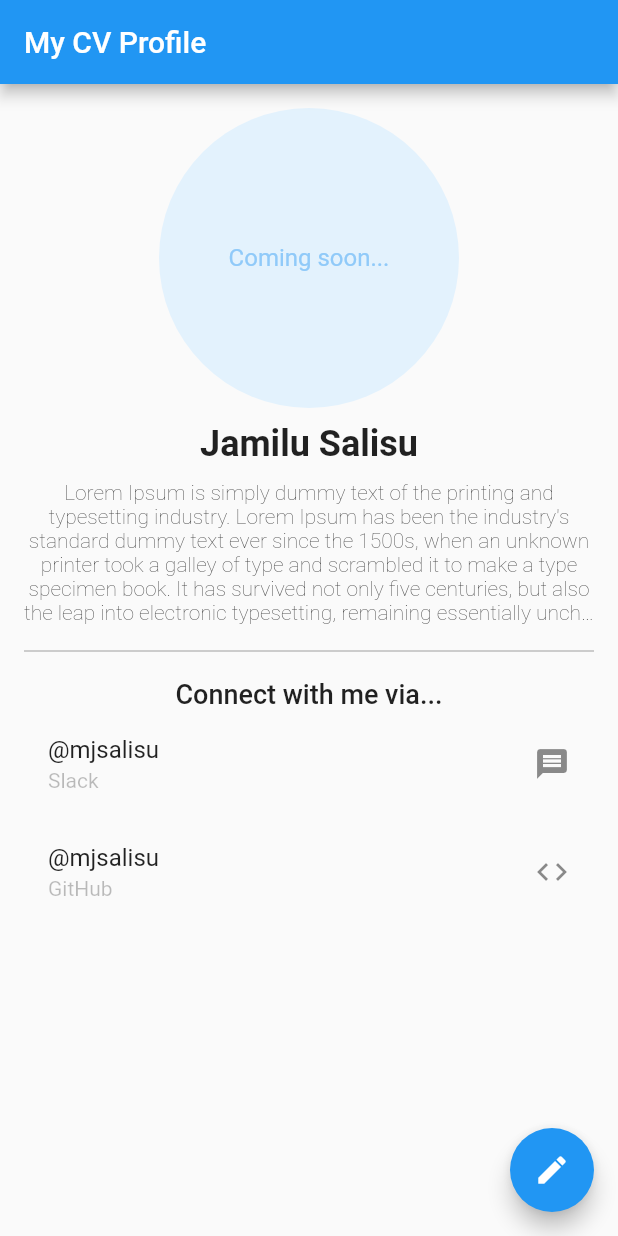
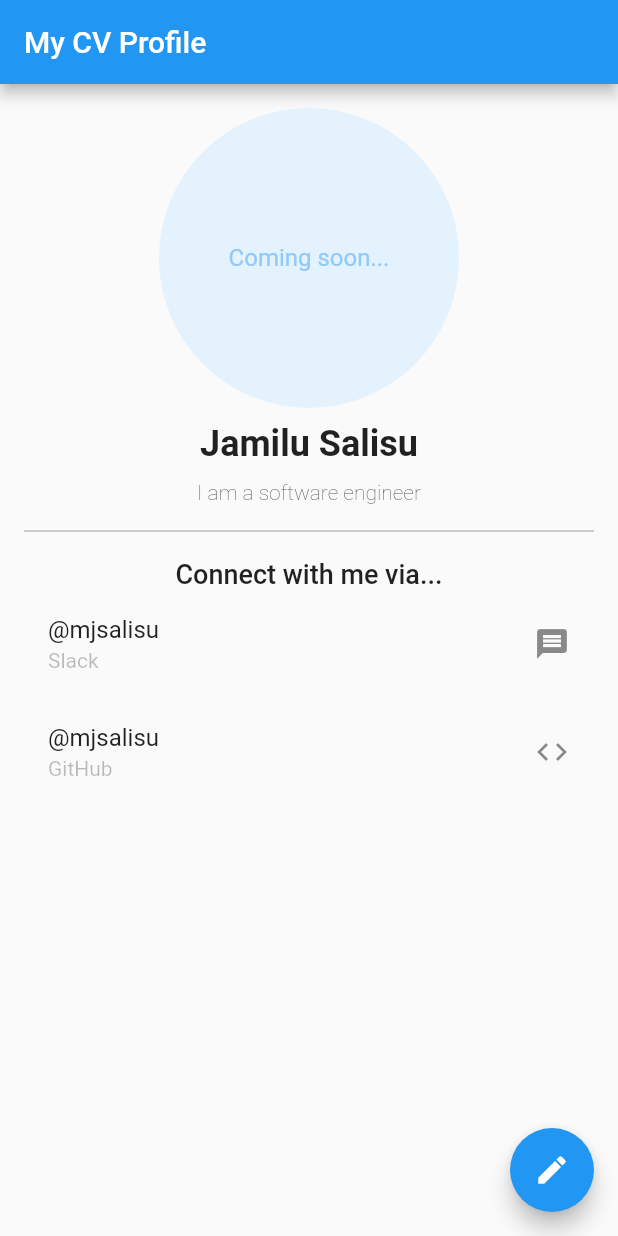
Before and after one commit to mjsalisu/cv_application, a Flutter app: the screen it shows after launch, on a phone screen of 412 x 824 dp. Run offline on Flutter 3.47's test engine with Material 2 defaults, Android fonts, the phone set to English and light mode, and no system bars.

Commit message:
create widgets

```diff
--- a/lib/model/user_model.dart
+++ b/lib/model/user_model.dart
@@ -1,13 +1,13 @@
 class UserModel {
-  final String? name;
-  final String? slackUsername;
-  final String? gitHubUsername;
-  final String? bio;
+  final String name;
+  final String slackUsername;
+  final String gitHubUsername;
+  final String bio;
 
   UserModel({
-    this.name,
-    this.slackUsername,
-    this.gitHubUsername,
-    this.bio,
+    this.name = 'Jamilu Salisu',
+    this.slackUsername = '@mjsalisu',
+    this.gitHubUsername = '@mjsalisu',
+    this.bio = "I am a software engineer",
   });
 }
--- a/lib/screen/profile.dart
+++ b/lib/screen/profile.dart
@@ -1,3 +1,5 @@
+import 'package:cv_application/model/user_model.dart';
+import 'package:cv_application/widget/social_handle.dart';
 import 'package:flutter/material.dart';
 
 class ProfileScreen extends StatefulWidget {
@@ -8,6 +10,8 @@ class ProfileScreen extends StatefulWidget {
 }
 
 class _ProfileScreenState extends State<ProfileScreen> {
+  UserModel user = UserModel();
+
   @override
   Widget build(BuildContext context) {
     return Scaffold(
@@ -29,20 +33,20 @@ class _ProfileScreenState extends State<ProfileScreen> {
               ),
             ),
             const SizedBox(height: 10),
-            const Text(
-              'Jamilu Salisu',
-              style: TextStyle(
+            Text(
+              user.name,
+              style: const TextStyle(
                 fontSize: 24,
                 fontWeight: FontWeight.bold,
               ),
             ),
             const SizedBox(height: 10),
-            const Text(
-              'Lorem Ipsum is simply dummy text of the printing and typesetting industry. Lorem Ipsum has been the industry\'s standard dummy text ever since the 1500s, when an unknown printer took a galley of type and scrambled it to make a type specimen book. It has survived not only five centuries, but also the leap into electronic typesetting, remaining essentially unchanged. It was popularised in the 1960s with the release of Letraset sheets containing Lorem Ipsum passages, and more recently with desktop publishing software like Aldus PageMaker including versions of Lorem Ipsum',
+            Text(
+              user.bio,
               maxLines: 6,
               overflow: TextOverflow.ellipsis,
               textAlign: TextAlign.center,
-              style: TextStyle(
+              style: const TextStyle(
                 fontWeight: FontWeight.w200,
               ),
             ),
@@ -56,32 +60,22 @@ class _ProfileScreenState extends State<ProfileScreen> {
                 fontWeight: FontWeight.w500,
               ),
             ),
-            const ListTile(
-              title: Text('@mjsalisu'),
-              subtitle: Text(
-                'Slack',
-                style: TextStyle(
-                  color: Colors.black26,
-                ),
-              ),
-              trailing: Icon(Icons.message),
+            SocialHandle(
+              username: user.slackUsername,
+              socailHandleName: 'Slack',
+              icon: Icons.message,
             ),
-            const ListTile(
-              title: Text('@mjsalisu'),
-              subtitle: Text(
-                'GitHub',
-                style: TextStyle(
-                  color: Colors.black26,
-                ),
-              ),
-              trailing: Icon(Icons.code),
+            SocialHandle(
+              username: user.gitHubUsername,
+              socailHandleName: 'GitHub',
+              icon: Icons.code,
             ),
           ],
         ),
       ),
       floatingActionButton: FloatingActionButton(
         onPressed: () {
-          Navigator.pushNamed(context, '/edit');
+          Navigator.pushNamed(context, '/edit', arguments: {});
         },
         child: const Icon(Icons.edit),
       ),
--- /dev/null
+++ b/lib/widget/social_handle.dart
@@ -0,0 +1,28 @@
+import 'package:flutter/material.dart';
+
+class SocialHandle extends StatelessWidget {
+  const SocialHandle({
+    super.key,
+    required this.socailHandleName,
+    required this.username,
+    required this.icon,
+  });
+
+  final String socailHandleName;
+  final String username;
+  final IconData icon;
+
+  @override
+  Widget build(BuildContext context) {
+    return ListTile(
+      title: Text(username),
+      subtitle: Text(
+        socailHandleName,
+        style: const TextStyle(
+          color: Colors.black26,
+        ),
+      ),
+      trailing: Icon(icon),
+    );
+  }
+}
```
Also changed, not shown: lib/screen/edit_profile.dart (+13 -20 lines), lib/widget/text_field.dart (added, +22 -0 lines).
